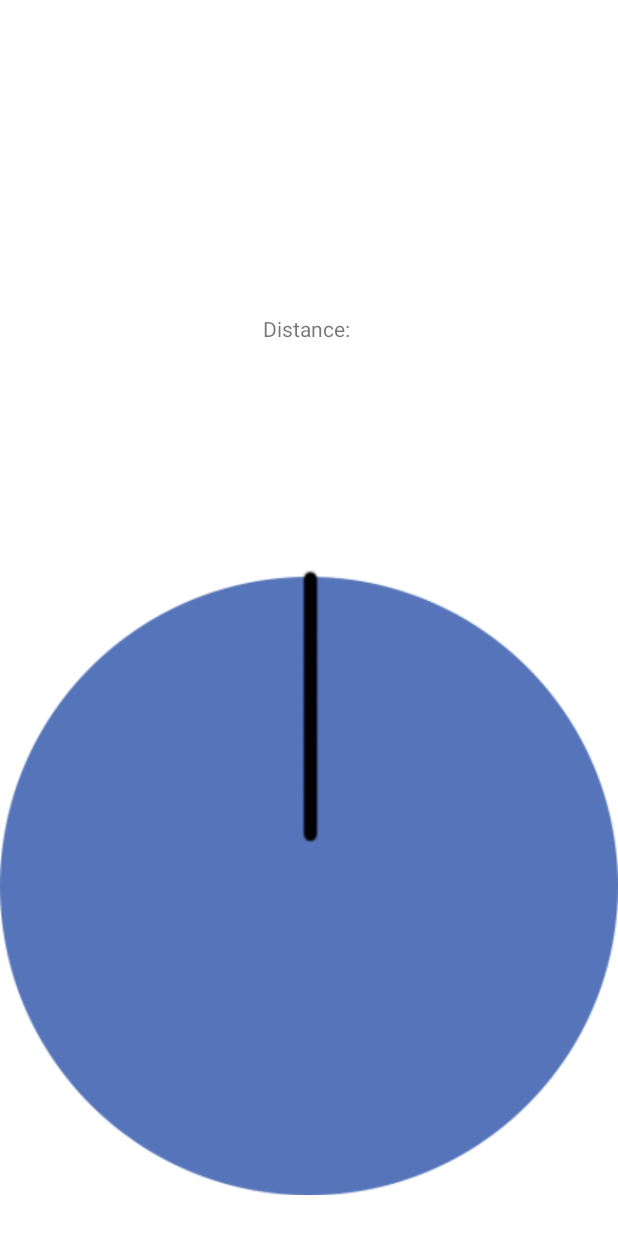
After one commit to Mattias-Petersson/MAMN01-projekt, an Android app: the layout activity_throw.xml on its own in the app's theme, with its tools: preview values and no code run, on a phone screen of 412 x 824 dp. The commit adds this screen. Run offline under Robolectric (Android 15) with nearby library versions, the phone set to English and light mode, and no system bars.

Commit message:
Fixed code-debt, refactored reel.
Reel is now separated into the two different activities, as to make more sense when looking at the class-names. What was in reel that was related to the throw-activity is now in the ThrowActivity class. The ThrowActivity class had some small fixes. The Reel-class is now separated into more logical functions. Added initializeScreen as a helper-method. Added a method to always return the rounded distance instead of the 7 decimals.

```diff
--- a/app/src/main/java/com/example/mamn01_projekt/MenuActivity.java
+++ b/app/src/main/java/com/example/mamn01_projekt/MenuActivity.java
@@ -22,7 +22,7 @@ public class MenuActivity extends AppCompatActivity {
         startActivity(new Intent(this, GameActivity.class));
     }
     public void startReel(View v) {
-        startActivity(new Intent(this, ReelActivity.class));
+        startActivity(new Intent(this, ThrowActivity.class));
     }
     public void startCatch(View v) {
         startActivity(new Intent(this, CatchActivity.class));
--- /dev/null
+++ b/app/src/main/res/layout/activity_throw.xml
@@ -0,0 +1,35 @@
+<?xml version="1.0" encoding="utf-8"?>
+<androidx.constraintlayout.widget.ConstraintLayout xmlns:android="http://schemas.android.com/apk/res/android"
+    xmlns:app="http://schemas.android.com/apk/res-auto"
+    xmlns:tools="http://schemas.android.com/tools"
+    android:layout_width="match_parent"
+    android:layout_height="match_parent"
+    tools:context=".ThrowActivity">
+    <ImageView
+        android:id="@+id/imageReel"
+        android:layout_width="wrap_content"
+        android:layout_height="wrap_content"
+        android:layout_marginBottom="16dp"
+        app:layout_constraintBottom_toBottomOf="parent"
+        app:layout_constraintEnd_toEndOf="parent"
+        app:layout_constraintStart_toStartOf="parent"
+        app:srcCompat="@drawable/reel" />
+    <TextView
+        android:id="@+id/distance"
+        android:layout_width="wrap_content"
+        android:layout_height="wrap_content"
+        android:layout_marginBottom="140dp"
+        android:text="Distance: "
+        app:layout_constraintBottom_toTopOf="@+id/imageReel"
+        app:layout_constraintEnd_toEndOf="parent"
+        app:layout_constraintStart_toStartOf="parent" />
+
+    <TextView
+        android:id="@+id/textView"
+        android:layout_width="wrap_content"
+        android:layout_height="wrap_content"
+        android:layout_marginBottom="176dp"
+        app:layout_constraintBottom_toTopOf="@+id/imageReel"
+        app:layout_constraintEnd_toEndOf="parent"
+        app:layout_constraintStart_toStartOf="parent" />
+</androidx.constraintlayout.widget.ConstraintLayout>
--- a/app/src/main/res/values/strings.xml
+++ b/app/src/main/res/values/strings.xml
@@ -1,6 +1,5 @@
 <resources>
     <string name="app_name">MAMN01-Projekt</string>
-
 
 
     <!-- For the popup:-->
```
Also changed, not shown: app/src/main/AndroidManifest.xml (+5 -5 lines), app/src/main/java/com/example/mamn01_projekt/ReelActivity.java (+29 -145 lines), app/src/main/java/com/example/mamn01_projekt/ThrowActivity.java (added, +113 -0 lines).
